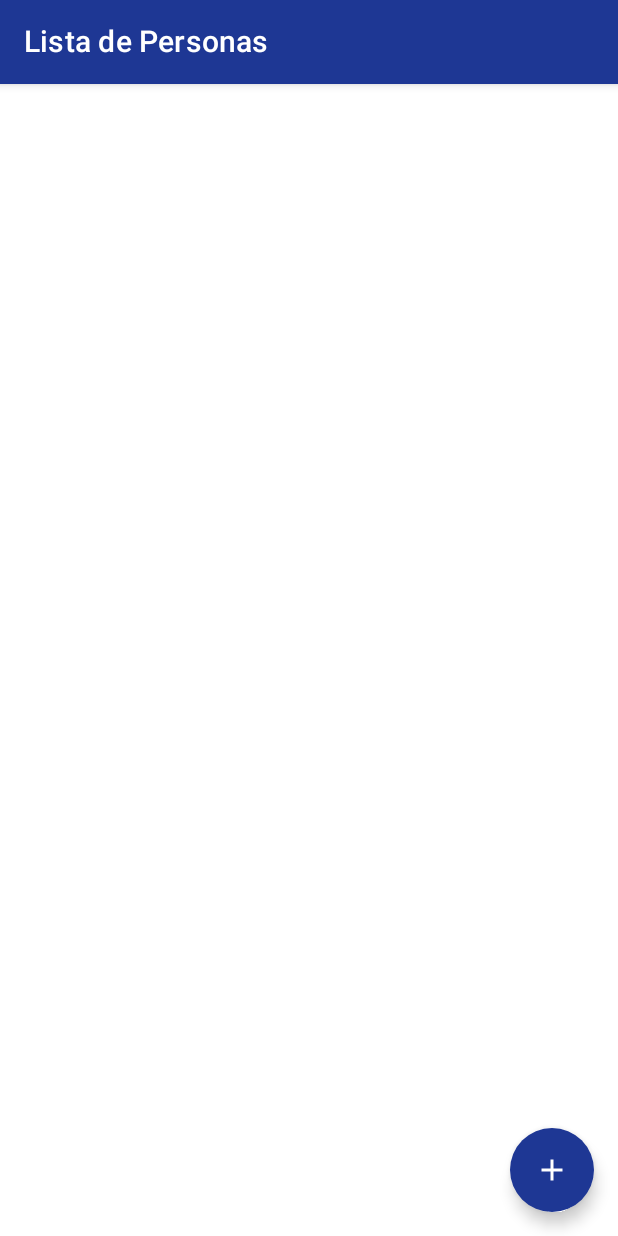
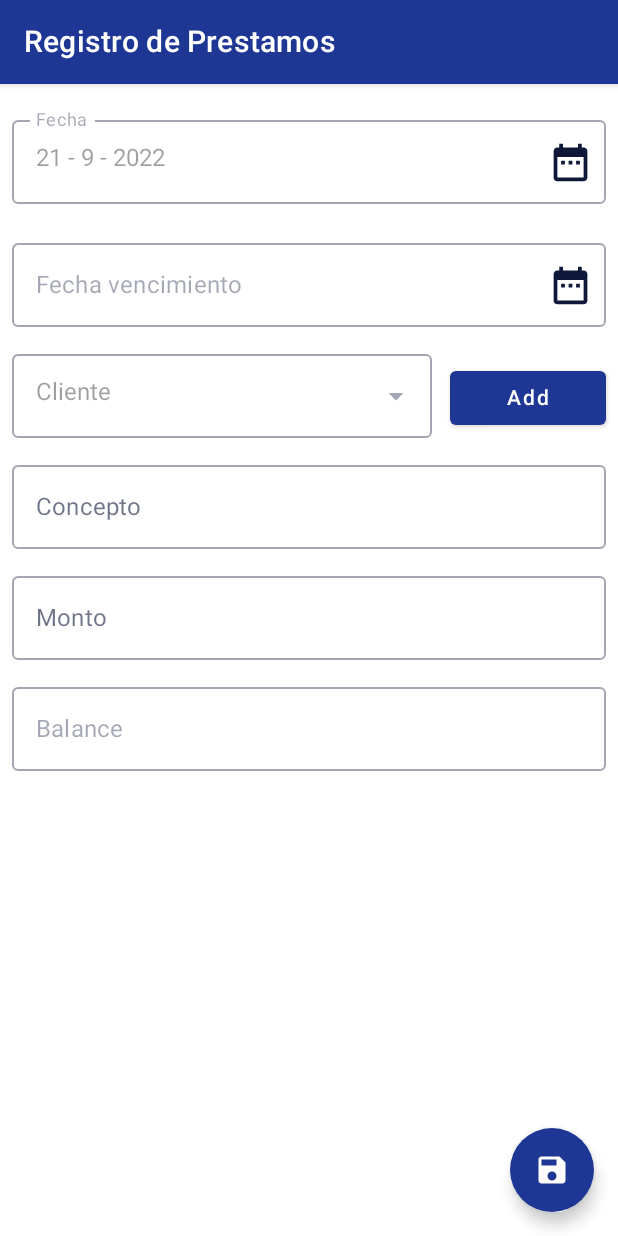
Before and after one commit to SamDuran/PrestamosPersonalesKotlin, an Android app built with Jetpack Compose: the screen it shows after launch (MainActivity), on a phone screen of 412 x 824 dp. Run offline under Robolectric (Android 15) with nearby library versions, the light colour scheme and no system bars; our stand-ins replace Dagger/Hilt's generated code, Room's generated code.

Commit message:
Agregando prestamos

```diff
--- a/app/build.gradle
+++ b/app/build.gradle
@@ -58,6 +58,7 @@ android {
                 testImplementation 'junit:junit:4.13.2'
                 androidTestImplementation 'androidx.test.ext:junit:1.1.3'
                 androidTestImplementation 'androidx.test.espresso:espresso-core:3.4.0'
+
                 androidTestImplementation "androidx.compose.ui:ui-test-junit4:$compose_version"
                 debugImplementation "androidx.compose.ui:ui-tooling:$compose_version"
                 debugImplementation "androidx.compose.ui:ui-test-manifest:$compose_version"
--- a/app/src/main/java/data/AppDataBase.kt
+++ b/app/src/main/java/data/AppDataBase.kt
@@ -8,12 +8,14 @@ import data.entities.*
 import util.Converters
 
 @Database(
-    entities = [Ocupacion::class, Persona::class],
-    version = 1
+    entities = [Ocupacion::class, Persona::class, Prestamo::class],
+    exportSchema = false,
+    version = 2
 )
 
 @TypeConverters(Converters::class)
 abstract class AppDataBase : RoomDatabase() {
     abstract val ocupacionDao: OcupacionDao
     abstract val personaDao: PersonaDao
+    abstract val prestamoDao: PrestamoDao
 }
--- a/app/src/main/java/data/dao/OcupacionDao.kt
+++ b/app/src/main/java/data/dao/OcupacionDao.kt
@@ -3,6 +3,7 @@ package data.dao
 import androidx.room.*
 import data.entities.*
 import kotlinx.coroutines.flow.Flow
+import data.entities.Ocupacion
 
 @Dao
 interface OcupacionDao {
@@ -18,8 +19,6 @@ interface OcupacionDao {
     @Query("SELECT * FROM Ocupaciones Where id = :id")
     fun find(id:Int): Flow<Ocupacion>
 
-
-
     @Query("SELECT * FROM Ocupaciones")
     fun getList(): Flow<List<Ocupacion>>
 }
--- a/app/src/main/java/data/dao/PersonaDao.kt
+++ b/app/src/main/java/data/dao/PersonaDao.kt
@@ -19,5 +19,5 @@ interface PersonaDao {
     fun find(id:Int): Flow<Persona>
 
     @Query("SELECT * FROM Personas")
-    fun getList():Flow<List<Persona>>
+    fun getList(): Flow<List<Persona>>
 }
--- /dev/null
+++ b/app/src/main/java/data/dao/PrestamoDao.kt
@@ -0,0 +1,25 @@
+package data.dao
+
+import androidx.room.*
+import data.entities.Prestamo
+import kotlinx.coroutines.flow.Flow
+
+@Dao
+interface PrestamoDao {
+
+    @Insert
+    suspend fun insert(prestamo: Prestamo)
+
+    @Update
+    suspend fun update(prestamo: Prestamo)
+
+    @Delete
+    suspend fun delete(prestamo: Prestamo)
+
+    @Query("SELECT * FROM Prestamos WHERE prestamoId= :id")
+    suspend fun find(id: Int): Prestamo
+
+    @Query("SELECT * FROM Prestamos LIMIT 100")
+    suspend fun getList(): List<Prestamo>
+
+}
--- a/app/src/main/java/di/AppModule.kt
+++ b/app/src/main/java/di/AppModule.kt
@@ -16,12 +16,12 @@ import javax.inject.Singleton
 object AppModule {
     @Singleton
     @Provides
-    fun providesDatabase(@ApplicationContext context:Context) : AppDataBase
-    {
+    fun providesDatabase(@ApplicationContext context:Context) : AppDataBase {
         return Room.databaseBuilder(
             context,
             AppDataBase::class.java,
-            "PrestamosPersonales.db"
+            "PrestamosPersonalesDB.db"
         ).fallbackToDestructiveMigration().addTypeConverter(Converters()).build()
+        //.addTypeConverter(Converters())
     }
 }
--- a/app/src/main/java/edu/ucne/prestamospersonales/MainActivity.kt
+++ b/app/src/main/java/edu/ucne/prestamospersonales/MainActivity.kt
@@ -1,8 +1,10 @@
 package edu.ucne.prestamospersonales
 
+import android.os.Build
 import android.os.Bundle
 import androidx.activity.ComponentActivity
 import androidx.activity.compose.setContent
+import androidx.annotation.RequiresApi
 import androidx.compose.foundation.layout.fillMaxSize
 import androidx.compose.material.MaterialTheme
 import androidx.compose.material.Surface
@@ -16,10 +18,12 @@ import ui.ocupacion.OcupacionScreen
 import ui.ocupacion_list.OcupacionListScreen
 import ui.persona.PersonaScreen
 import ui.persona_list.PersonaListScreen
+import ui.prestamo.PrestamoScreen
 import util.Screen
 
 @AndroidEntryPoint
 class MainActivity : ComponentActivity() {
+    @RequiresApi(Build.VERSION_CODES.O)
     override fun onCreate(savedInstanceState: Bundle?) {
         super.onCreate(savedInstanceState)
         setContent {
@@ -31,7 +35,7 @@ class MainActivity : ComponentActivity() {
                     val navController = rememberNavController()
                     NavHost(
                         navController = navController,
-                        startDestination = Screen.PersonaListScreen.ruta
+                        startDestination = Screen.PrestamoScreen.ruta
                     ) {
                         composable(Screen.OcupacionListScreen.ruta) {
                             OcupacionListScreen(
@@ -47,9 +51,15 @@ class MainActivity : ComponentActivity() {
                             OcupacionScreen({ navController.navigateUp() })
                         }
                         composable(Screen.PersonaScreen.ruta) {
-                            PersonaScreen (
-                                onNavigateBack= { navController.navigateUp() },
-                                AddOcupacionClick = {navController.navigate(Screen.OcupacionScreen.ruta)}
+                            PersonaScreen(
+                                onNavigateBack = { navController.navigateUp() },
+                                AddOcupacionClick = { navController.navigate(Screen.OcupacionScreen.ruta) }
+                            )
+                        }
+                        composable(Screen.PrestamoScreen.ruta) {
+                            PrestamoScreen(
+                                onNavigateBack = { navController.navigateUp() },
+                                addPersonaClick = { navController.navigate(Screen.PersonaScreen.ruta) }
                             )
                         }
                     }
--- a/app/src/main/java/repository/OcupacionRepository.kt
+++ b/app/src/main/java/repository/OcupacionRepository.kt
@@ -11,10 +11,6 @@ class OcupacionRepository @Inject constructor(
         db.ocupacionDao.insert(ocupacion)
     }
 
-    suspend fun update(ocupacion : Ocupacion) {
-        db.ocupacionDao.update(ocupacion)
-    }
-
     suspend fun delete(ocupacion: Ocupacion) {
         db.ocupacionDao.delete(ocupacion)
     }
--- a/app/src/main/java/repository/PersonaRepository.kt
+++ b/app/src/main/java/repository/PersonaRepository.kt
@@ -11,10 +11,6 @@ class PersonaRepository @Inject constructor(
         db.personaDao.insert(persona)
     }
 
-    suspend fun update(persona: Persona) {
-        db.personaDao.update(persona)
-    }
-
     suspend fun delete(persona: Persona) {
         db.personaDao.delete(persona)
     }
--- /dev/null
+++ b/app/src/main/java/repository/PrestamosRepository.kt
@@ -0,0 +1,26 @@
+package repository
+
+import data.AppDataBase
+import data.entities.Prestamo
+import javax.inject.Inject
+
+class PrestamosRepository @Inject constructor(
+    private val db : AppDataBase
+) {
+    suspend fun insert(prestamo : Prestamo) {
+        db.prestamoDao.insert(prestamo)
+    }
+
+    suspend fun delete(prestamo: Prestamo) {
+        db.prestamoDao.delete(prestamo)
+    }
+
+    suspend fun find(id: Int) = db.prestamoDao.find(id)
+
+    suspend fun getList() = db.prestamoDao.getList()
+
+    fun findOcupacion(id: Int) = db.ocupacionDao.find(id)
+
+    fun findPersona(id: Int) = db.personaDao.find(id)
+    suspend fun getPersonaList() = db.personaDao.getList()
+}
--- a/app/src/main/java/ui/ocupacion/OcupacionScreen.kt
+++ b/app/src/main/java/ui/ocupacion/OcupacionScreen.kt
@@ -51,7 +51,7 @@ fun OcupacionScreen(
                     ).show()
                 }
             }) {
-                Icon(imageVector = Icons.Default.Add, contentDescription = "Guardar")
+                Icon(imageVector = Icons.Default.Save, contentDescription = "Guardar")
             }
         }
     )
--- a/app/src/main/java/ui/ocupacion_list/OcupacionListScreen.kt
+++ b/app/src/main/java/ui/ocupacion_list/OcupacionListScreen.kt
@@ -70,7 +70,6 @@ fun OcupacionRow(
             .padding(8.dp)
             .background(MaterialTheme.colors.surface)
             .background(color = MaterialTheme.colors.surface, shape = MaterialTheme.shapes.large)
-            //.clip(RoundedCornerShape(percent = 25))
     ) {
         Column(
             modifier = Modifier
--- a/app/src/main/java/ui/persona/PersonaScreen.kt
+++ b/app/src/main/java/ui/persona/PersonaScreen.kt
@@ -88,7 +88,7 @@ fun PersonaScreen(
                 }
             }
             ) {
-                Icon(imageVector = Icons.Default.Add, contentDescription = "Guardar")
+                Icon(imageVector = Icons.Default.Save, contentDescription = "Guardar")
             }
         }
     ) {
--- a/app/src/main/java/ui/persona_list/PersonaListScreen.kt
+++ b/app/src/main/java/ui/persona_list/PersonaListScreen.kt
@@ -157,7 +157,7 @@ fun ExtraInformation (
         Column (
             modifier = Modifier.fillMaxWidth()
         ){
-            Text(text = "Nacimiento: ${DateConverter().aString(persona.fechaNacimiento)}", modifier = Modifier.padding(horizontal = 5.dp))
+            Text(text = "Nacimiento: ${DateConverter().toString(persona.fechaNacimiento)}", modifier = Modifier.padding(horizontal = 5.dp))
             Text(text ="Direccion: ${persona.direccion}", modifier = Modifier.padding(horizontal = 5.dp))
         }
     }
--- /dev/null
+++ b/app/src/main/java/ui/prestamo/PrestamoScreen.kt
@@ -0,0 +1,231 @@
+package ui.prestamo
+
+import android.annotation.SuppressLint
+import android.app.DatePickerDialog
+import android.os.Build
+import androidx.annotation.RequiresApi
+import androidx.compose.foundation.clickable
+import androidx.compose.foundation.layout.*
+import androidx.compose.foundation.lazy.LazyColumn
+import androidx.compose.material.*
+import androidx.compose.material.icons.Icons
+import androidx.compose.material.icons.filled.ArrowDropDown
+import androidx.compose.material.icons.filled.DateRange
+import androidx.compose.material.icons.filled.Save
+import androidx.compose.runtime.*
+import androidx.compose.ui.Modifier
+import androidx.compose.ui.platform.LocalContext
+import androidx.compose.ui.unit.dp
+import androidx.hilt.navigation.compose.hiltViewModel
+import util.OutlineTextFieldWithErrorView
+import java.util.*
+
+@RequiresApi(Build.VERSION_CODES.O)
+@SuppressLint("UnusedMaterialScaffoldPaddingParameter")
+@Composable
+fun PrestamoScreen(
+    prestamoId: Int = 0,
+    viewModel: PrestamosViewModel = hiltViewModel(),
+    addPersonaClick: () -> Unit,
+    onNavigateBack: () -> Unit,
+) {
+//    val id= remember(prestamoId){
+//        viewModel.findById(prestamoId)
+//        0
+//    }
+
+    val context = LocalContext.current
+    val c = Calendar.getInstance()
+    val year = c.get(Calendar.YEAR)
+    val month = c.get(Calendar.MONTH)
+    val day = c.get(Calendar.DAY_OF_MONTH)
+    val fecha = "$day - ${month + 1} - $year"
+
+    var fechaVencimiento by remember { mutableStateOf("") }
+    @Suppress("DEPRECATION") val datePicker = DatePickerDialog(
+        context, { _, year1, month1, day1 ->
+            val month2: Int = month1 + 1
+            //onValueChange de fecha nacimiento
+            fechaVencimiento = "$day1 - $month2 - $year1"
+            viewModel.setFecha(Date(year1, month2, day1))
+            //invalidDate = dateInvalid(personaVM.fechaNacimiento)
+        }, year, month, day
+    )
+
+    var personaSelected by remember { mutableStateOf("Cliente") }
+    var expanded by remember { mutableStateOf(false) }
+
+
+    Scaffold(
+        topBar = {
+            TopAppBar(title = { Text("Registro de Prestamos") })
+        },
+        floatingActionButton = {
+            FloatingActionButton(onClick = {
+//                if (canSave) {
+                viewModel.save()
+//                    onNavigateBack()
+//                } else {
+//                    Toast.makeText(context,
+//                        "No se puede guardar con un campo invalido",
+//                        Toast.LENGTH_LONG
+//                    ).show()
+//                }
+            }) {
+                Icon(imageVector = Icons.Default.Save, contentDescription = "Guardar")
+            }
+        }
+    ) {
+        LazyColumn(
+            modifier = Modifier
+                .fillMaxSize()
+                .padding(8.dp)
+        ) {
+            //fecha actual
+            item {
+                OutlineTextFieldWithErrorView(
+                    label = { Text(text = "Fecha") },
+                    value = fecha,
+                    onValueChange = {},
+                    enabled = false, readOnly = true,
+                    trailingIcon = {
+                        Icon(
+                            imageVector = Icons.Default.DateRange,
+                            contentDescription = null,
+                            modifier = Modifier
+                                .size(30.dp, 30.dp),
+                            tint = MaterialTheme.colors.onSurface
+                        )
+                    },
+                    modifier = Modifier
+                        .fillMaxWidth()
+                        .padding(vertical = 8.dp)
+                )
+            }
+            //Fecha vencimiento
+            item {
+                OutlineTextFieldWithErrorView(
+                    label = { Text(text = "Fecha vencimiento") },
+                    value = fechaVencimiento,
+                    onValueChange = {},
+                    enabled = false,
+                    trailingIcon = {
+                        Icon(
+                            imageVector = Icons.Default.DateRange,
+                            contentDescription = null,
+                            modifier = Modifier
+                                .clickable {
+                                    datePicker.show()
+                                    //gotFocusDate = true
+                                }
+                                .size(30.dp, 30.dp),
+                            tint = MaterialTheme.colors.onSurface
+                        )
+                    },
+                    errorMsg = "*Introduzca una fecha valida*",
+                    //isError = invalidDate && (gotFocusDate || allVerified),
+                    modifier = Modifier
+                        .fillMaxWidth()
+                        .padding(bottom = 8.dp)
+                        .clickable {
+                            datePicker.show()
+                            //gotFocusDate = true
+                        }
+                )
+            }
+            //persona
+            item {
+                Row {
+                    Column {
+                        OutlineTextFieldWithErrorView(
+                            value = personaSelected,
+                            onValueChange = {
+                                personaSelected = it
+                            },
+                            enabled = false, readOnly = true,
+                            trailingIcon = {
+                                Icon(
+                                    imageVector = Icons.Default.ArrowDropDown,
+                                    contentDescription = null
+                                )
+                            },
+                            modifier = Modifier
+                                .clickable {
+                                    expanded = true
+                                    //gotFocusOcupacion = true
+                                },
+                            errorMsg = "*Seleccione un cliente*",
+                            //isError = invalidOcupacion && (gotFocusOcupacion || allVerified)
+                        )
+                        DropdownMenu(
+                            expanded = expanded,
+                            onDismissRequest = { expanded = false },
+                            modifier = Modifier
+                                .padding(horizontal = 8.dp)
+
+                        ) {
+                            viewModel.uiState.personas.forEach { persona ->
+                                DropdownMenuItem(
+                                    onClick = {
+                                        expanded = false
+                                        //invalidOcupacion = false
+                                        personaSelected = persona.nombres
+                                        viewModel.setPersona(persona.id)
+                                    },
+                                    modifier = Modifier
+                                        .padding(horizontal = 8.dp)
+                                ) {
+                                    Text(text = persona.nombres)
+                                }
+                            }
+                        }
+                    }
+                    Button(
+                        onClick = addPersonaClick,
+                        modifier = Modifier
+                            .fillMaxWidth()
+                            .padding(start = 12.dp, top = 5.dp)
+                    ) {
+                        Text(text = "Add", style = MaterialTheme.typography.button)
+                    }
+                }
+            }
+            //Concepto
+            item {
+                OutlineTextFieldWithErrorView(
+                    label = { Text("Concepto") },
+                    value = viewModel.uiState.concepto,
+                    onValueChange = {},
+                    modifier = Modifier
+                        .fillMaxWidth()
+                )
+            }
+            //Monto
+            item {
+                OutlineTextFieldWithErrorView(
+                    label = { Text("Monto") },
+                    value = viewModel.uiState.monto,
+                    onValueChange = {},
+                    modifier = Modifier
+                        .fillMaxWidth()
+                )
+            }
+            //Monto
+            item {
+                OutlineTextFieldWithErrorView(
+                    label = { Text("Balance") },
+                    value = viewModel.uiState.balance,
+                    onValueChange = {},
+                    readOnly = true, enabled = false,
+                    modifier = Modifier
+                        .fillMaxWidth()
+                )
+            }
+        }
+    }
+}
+
+/* TODO:
+2. Agregar Campo Balance en Personas. "cada vez que se afecte un prestamo el campo BALANCE en personas debe quedar correcto"
+3. Crear la Consulta de Prestamos.
+*/
--- /dev/null
+++ b/app/src/main/java/ui/prestamo/PrestamosViewModel.kt
@@ -0,0 +1,74 @@
+package ui.prestamo
+
+import android.os.Build
+import androidx.annotation.RequiresApi
+import androidx.compose.runtime.*
+import androidx.lifecycle.ViewModel
+import androidx.lifecycle.viewModelScope
+import dagger.hilt.android.lifecycle.HiltViewModel
+import data.entities.Persona
+import data.entities.Prestamo
+import kotlinx.coroutines.launch
+import repository.PrestamosRepository
+import java.time.Instant
+import java.util.*
+import javax.inject.Inject
+
+data class PrestamosUiState(
+    val fecha: Date = Date(),
+    val vence: Date = Date(),
+    val prestamoId: Int? = null,
+    val personaId: Int=0,
+    val concepto: String="",
+    val monto: String="",
+    val balance: String="",
+    val personas: List<Persona> = emptyList()
+)
+
+@HiltViewModel
+class PrestamosViewModel @Inject constructor(
+    private val repository: PrestamosRepository,
+) : ViewModel() {
+    var uiState by mutableStateOf(PrestamosUiState())
+
+    init{
+        viewModelScope.launch {
+            repository.getPersonaList().let{ lista ->
+                ( lista.collect{
+                    uiState = uiState.copy(personas = it)
+                })
+            }
+        }
+    }
+
+    @RequiresApi(Build.VERSION_CODES.O)
+    fun save() {
+        val fecha=Date.from(Instant.now())
+        viewModelScope.launch {
+            repository.insert(
+                Prestamo(
+                    fecha = fecha,
+                    prestamoId = uiState.prestamoId,
+                    concepto = uiState.concepto,
+                    personaId = uiState.personaId,
+                    monto = uiState.monto.toDoubleOrNull()?:0.0
+                )
+            )
+        }
+    }
+
+    fun findById(prestamoId: Int) {
+        viewModelScope.launch {
+            repository.find(prestamoId).let {
+                uiState = uiState.copy(
+                    vence = it.vence,
+                    prestamoId = it.prestamoId,
+                    concepto = it.concepto,
+                    monto = it.monto.toString()
+                )
+            }
+        }
+    }
+    fun setPersona(id: Int) = uiState.copy(personaId = id)
+    fun setFecha(fecha: Date) = uiState.copy(vence = fecha)
+}
--- a/app/src/main/java/util/Convertes.kt
+++ b/app/src/main/java/util/Convertes.kt
@@ -21,8 +21,6 @@ class Converters {
 @Suppress("DEPRECATION")
 class DateConverter {
 
-    fun aString(value: Date) : String {
 
-        return "${value.day}/${value.month}/${value.year}"
-    }
+    fun toString(value: Date) : String = "${value.day}/${value.month}/${value.year}"
 }
--- a/app/src/main/java/util/Screen.kt
+++ b/app/src/main/java/util/Screen.kt
@@ -7,4 +7,5 @@ sealed class Screen(
     object OcupacionListScreen : Screen("OcupacionList")
     object PersonaScreen : Screen("Persona")
     object PersonaListScreen : Screen("PersonaList")
+    object PrestamoScreen : Screen("Prestamo")
 }
```
Also changed, not shown: app/src/main/java/data/entities/Prestamo.kt (added, +17 -0 lines).
